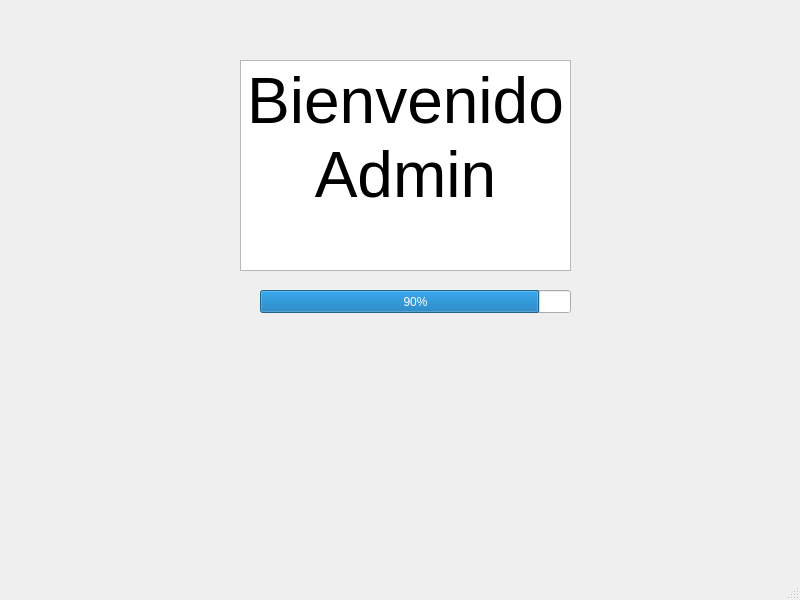
Qt form interfaces/vistaAdmin.ui (rmarting13/Supermark) before a commit.
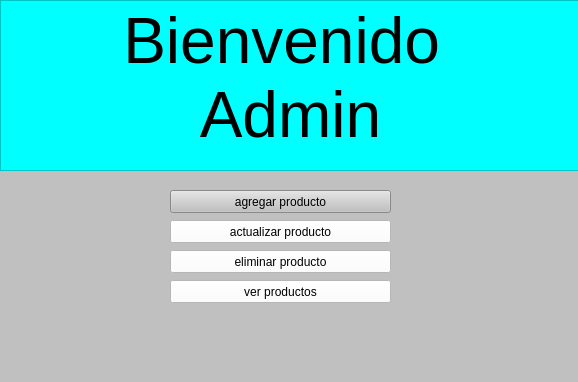
The same form after that commit.

Commit message: interfaz registro y interfaz producto

Diff of the .ui file:
```diff
--- a/interfaces/vistaAdmin.ui
+++ b/interfaces/vistaAdmin.ui
@@ -6,23 +6,33 @@
    <rect>
     <x>0</x>
     <y>0</y>
-    <width>800</width>
-    <height>600</height>
+    <width>578</width>
+    <height>382</height>
    </rect>
   </property>
   <property name="windowTitle">
    <string>MainWindow</string>
   </property>
+  <property name="styleSheet">
+   <string notr="true">*{
+background-color:silver
+}</string>
+  </property>
   <widget class="QWidget" name="centralwidget">
    <widget class="QTextBrowser" name="textBrowser">
     <property name="geometry">
      <rect>
-      <x>240</x>
-      <y>60</y>
-      <width>331</width>
-      <height>211</height>
+      <x>0</x>
+      <y>0</y>
+      <width>581</width>
+      <height>171</height>
      </rect>
     </property>
+    <property name="styleSheet">
+     <string notr="true">*{
+background-color:aqua
+}</string>
+    </property>
     <property name="html">
      <string>&lt;!DOCTYPE HTML PUBLIC &quot;-//W3C//DTD HTML 4.0//EN&quot; &quot;http://www.w3.org/TR/REC-html40/strict.dtd&quot;&gt;
 &lt;html&gt;&lt;head&gt;&lt;meta name=&quot;qrichtext&quot; content=&quot;1&quot; /&gt;&lt;style type=&quot;text/css&quot;&gt;
@@ -32,17 +42,71 @@
 &lt;p align=&quot;center&quot; style=&quot; margin-top:0px; margin-bottom:0px; margin-left:0px; margin-right:0px; -qt-block-indent:0; text-indent:0px;&quot;&gt;&lt;span style=&quot; font-size:48pt;&quot;&gt;Admin&lt;/span&gt;&lt;/p&gt;&lt;/body&gt;&lt;/html&gt;</string>
     </property>
    </widget>
-   <widget class="QProgressBar" name="progressBar">
+   <widget class="QPushButton" name="botonAct">
     <property name="geometry">
      <rect>
-      <x>260</x>
-      <y>290</y>
-      <width>311</width>
+      <x>170</x>
+      <y>220</y>
+      <width>221</width>
       <height>23</height>
      </rect>
     </property>
-    <property name="value">
-     <number>90</number>
+    <property name="styleSheet">
+     <string notr="true">*{
+background-color:white
+}</string>
+    </property>
+    <property name="text">
+     <string>actualizar producto</string>
+    </property>
+   </widget>
+   <widget class="QPushButton" name="botonElim">
+    <property name="geometry">
+     <rect>
+      <x>170</x>
+      <y>250</y>
+      <width>221</width>
+      <height>23</height>
+     </rect>
+    </property>
+    <property name="styleSheet">
+     <string notr="true">*{
+background-color:white
+}</string>
+    </property>
+    <property name="text">
+     <string>eliminar producto</string>
+    </property>
+   </widget>
+   <widget class="QPushButton" name="botonVer">
+    <property name="geometry">
+     <rect>
+      <x>170</x>
+      <y>280</y>
+      <width>221</width>
+      <height>23</height>
+     </rect>
+    </property>
+    <property name="styleSheet">
+     <string notr="true">*{
+background-color:white
+}</string>
+    </property>
+    <property name="text">
+     <string>ver productos</string>
+    </property>
+   </widget>
+   <widget class="QPushButton" name="pushButton">
+    <property name="geometry">
+     <rect>
+      <x>170</x>
+      <y>190</y>
+      <width>221</width>
+      <height>23</height>
+     </rect>
+    </property>
+    <property name="text">
+     <string>agregar producto</string>
     </property>
    </widget>
   </widget>
```
Left out of the diff: 2 changed lines with no effect on the pictures. The commit also changes 18 other files.
